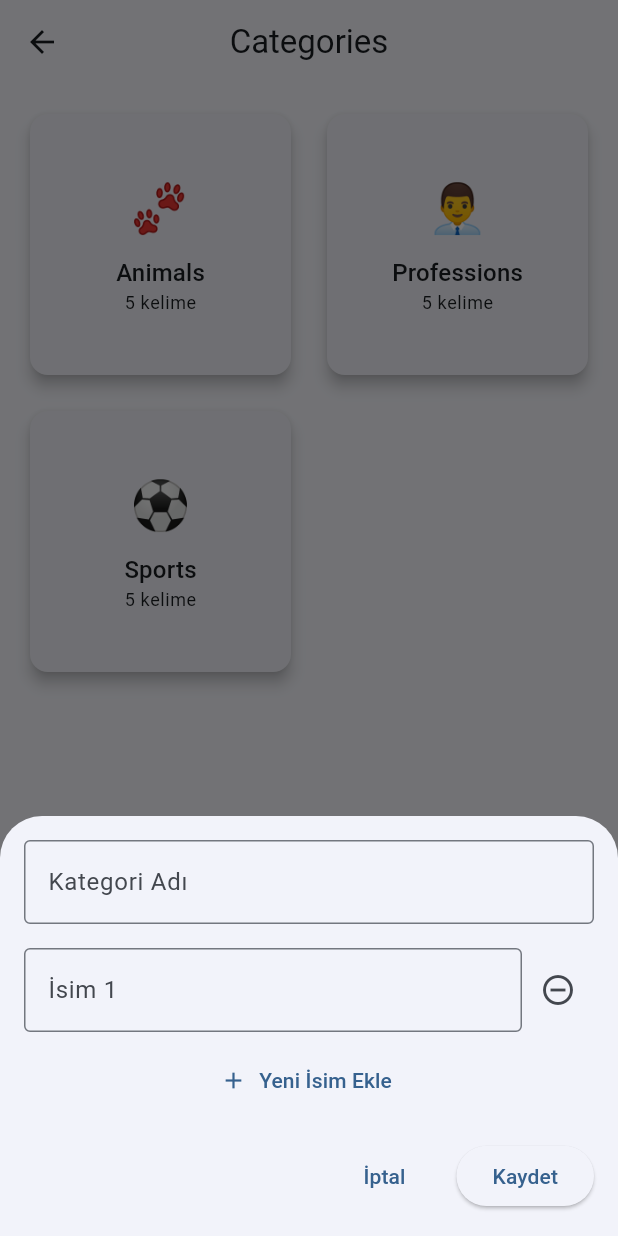
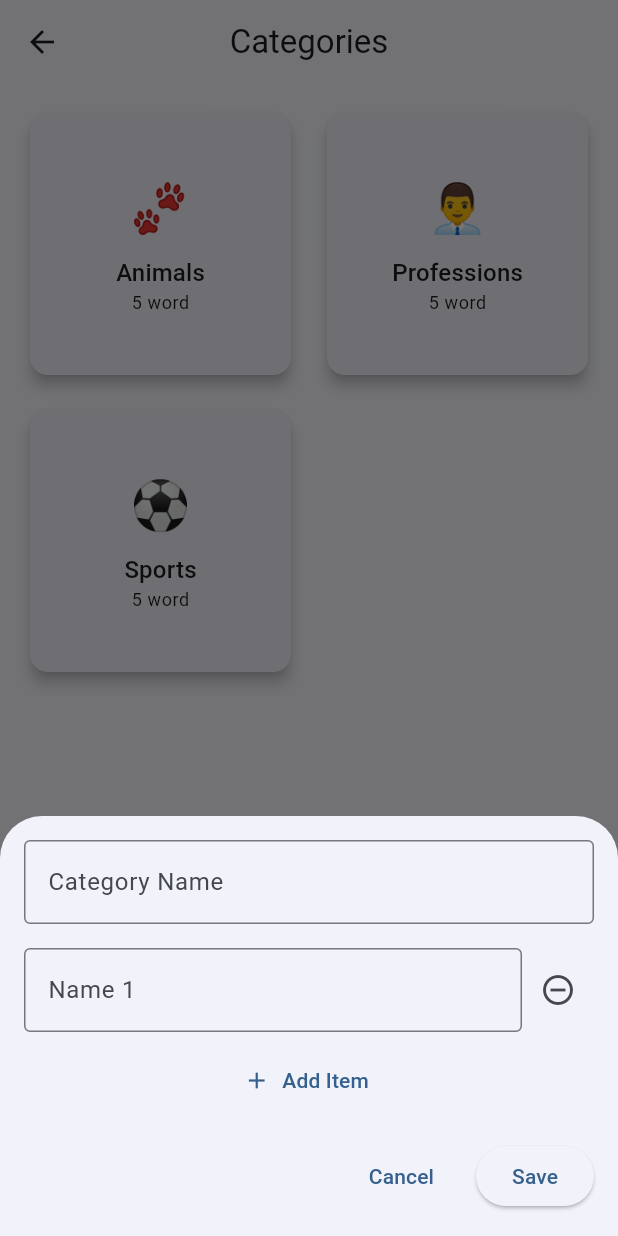
Before and after one commit to ysntopbas/whoami, a Flutter app: the CategoriesPage screen opened directly, after a tap on the "add" icon, on a phone screen of 412 x 824 dp. Run offline on Flutter 3.47's test engine with Material 3 defaults, Android fonts, the phone set to English and light mode, and no system bars; our stand-ins replace easy_localization, flutter_riverpod.

Commit message:
Add localized translations for category management UI

```diff
--- a/assets/translations/en-US.json
+++ b/assets/translations/en-US.json
@@ -11,6 +11,22 @@
   "settings_title": "Settings",
   "new_game_subtitle": "Start playing now",
   "categories_subtitle": "Create new categories",
-  "settings_subtitle": "Edit game settings"
+  "settings_subtitle": "Edit game settings",
+  "add_category": "Add Category",
+  "category_name": "Category Name",
+  "category_items": "Category Items",
+  "add_item": "Add Item",
+  "delete_category": "Delete Category",
+  "delete_item": "Delete Item",
+  "cancel": "Cancel",
+  "save": "Save",
+  "category_name_warning": "Category name cannot be empty",
+  "name": "Name",
+  "category_load_error": "Error loading categories",
+  "word": "word",
+  "own_categories": "My Categories"
+
+
+
 
 }
--- a/assets/translations/tr-TR.json
+++ b/assets/translations/tr-TR.json
@@ -11,6 +11,18 @@
   "settings_title": "Ayarlar",
   "new_game_subtitle": "Hemen oynamaya başla",
   "categories_subtitle": "Yeni kategoriler oluştur",
-  "settings_subtitle": "Oyun ayarlarını düzenle"
-
+  "settings_subtitle": "Oyun ayarlarını düzenle",
+  "add_category": "Kategori Ekle",
+  "category_name": "Kategori Adı",
+  "category_items": "Kategori Öğeleri",
+  "add_item": "Öğe Ekle",
+  "delete_category": "Kategori Sil",
+  "delete_item": "Öğe Sil",
+  "cancel": "İptal",
+  "save": "Kaydet",
+  "category_name_warning": "Kategori adı boş olamaz",
+  "name": "İsim",
+  "category_load_error": "Kategoriler yüklenirken hata oluştu",
+  "word": "kelime",
+  "own_categories": "Kendi Kategorilerim"
 }
--- a/lib/features/category/presentation/pages/categories_page.dart
+++ b/lib/features/category/presentation/pages/categories_page.dart
@@ -63,7 +63,7 @@ class CategoriesPage extends ConsumerWidget {
                           style: Theme.of(context).textTheme.titleMedium,
                         ),
                         Text(
-                          '${category.items.length} kelime',
+                          '${category.items.length}' + " " + "word".tr(),
                           style: Theme.of(context).textTheme.bodySmall,
                         ),
                       ],
@@ -74,12 +74,12 @@ class CategoriesPage extends ConsumerWidget {
             ),
           ),
           if (categories.any((c) => c.isCustom)) ...[
-            const Padding(
+             Padding(
               padding: EdgeInsets.all(16.0),
               child: Align(
                 alignment: Alignment.centerLeft,
                 child: Text(
-                  'Kendi Kategorilerim',
+                  "own_categories".tr(),
                   style: TextStyle(
                     fontSize: 18,
                     fontWeight: FontWeight.bold,
@@ -100,7 +100,7 @@ class CategoriesPage extends ConsumerWidget {
                       leading: Text(customCategory.icon),
                       title: Text(customCategory.name),
                       subtitle: Text(
-                          '${customCategory.items.length} kelime'),
+                          '${customCategory.items.length}'+ " " + "word".tr()),
                       trailing: IconButton(
                         icon: const Icon(Icons.delete),
                         onPressed: () {
--- a/lib/features/category/presentation/providers/category_provider.dart
+++ b/lib/features/category/presentation/providers/category_provider.dart
@@ -1,4 +1,5 @@
 import 'dart:convert';
+import 'package:easy_localization/easy_localization.dart';
 import 'package:flutter/services.dart' show rootBundle;
 import 'package:flutter_riverpod/flutter_riverpod.dart';
 import 'package:uuid/uuid.dart';
@@ -29,7 +30,7 @@ class CategoryNotifier extends StateNotifier<List<CategoryModel>> {
 
       state = [...categories, ...customCategories];
     } catch (e) {
-      print('Kategoriler yüklenirken hata oluştu: $e');
+      print("category_load_error".tr() + ' $e');
       // Hata durumunda mevcut özel kategorileri koru
       final customCategories = state.where((cat) => cat.isCustom).toList();
       state = [...customCategories];
--- a/lib/features/category/presentation/widgets/add_category_modal.dart
+++ b/lib/features/category/presentation/widgets/add_category_modal.dart
@@ -1,3 +1,4 @@
+import 'package:easy_localization/easy_localization.dart';
 import 'package:flutter/material.dart';
 import 'package:flutter_riverpod/flutter_riverpod.dart';
 import '../providers/category_provider.dart';
@@ -69,13 +70,13 @@ class _AddCategoryModalState extends ConsumerState<AddCategoryModal> {
           children: [
             TextFormField(
               controller: _categoryNameController,
-              decoration: const InputDecoration(
-                labelText: 'Kategori Adı',
+              decoration: InputDecoration(
+                labelText: "category_name".tr(),
                 border: OutlineInputBorder(),
               ),
               validator: (value) {
                 if (value == null || value.trim().isEmpty) {
-                  return 'Kategori adı boş olamaz';
+                  return "category_name_warning".tr();
                 }
                 return null;
               },
@@ -90,7 +91,7 @@ class _AddCategoryModalState extends ConsumerState<AddCategoryModal> {
                       child: TextFormField(
                         controller: _itemControllers[index],
                         decoration: InputDecoration(
-                          labelText: 'İsim ${index + 1}',
+                          labelText: '${"name".tr()} ${index + 1}',
                           border: const OutlineInputBorder(),
                         ),
                       ),
@@ -106,7 +107,7 @@ class _AddCategoryModalState extends ConsumerState<AddCategoryModal> {
             TextButton.icon(
               onPressed: _addNewItemField,
               icon: const Icon(Icons.add),
-              label: const Text('Yeni İsim Ekle'),
+              label:  Text("add_item".tr()),
             ),
             const SizedBox(height: 16),
             Row(
@@ -114,12 +115,12 @@ class _AddCategoryModalState extends ConsumerState<AddCategoryModal> {
               children: [
                 TextButton(
                   onPressed: () => Navigator.pop(context),
-                  child: const Text('İptal'),
+                  child:  Text("cancel".tr()),
                 ),
                 const SizedBox(width: 16),
                 ElevatedButton(
                   onPressed: _saveCategory,
-                  child: const Text('Kaydet'),
+                  child:  Text("save".tr()),
                 ),
               ],
             ),
```
